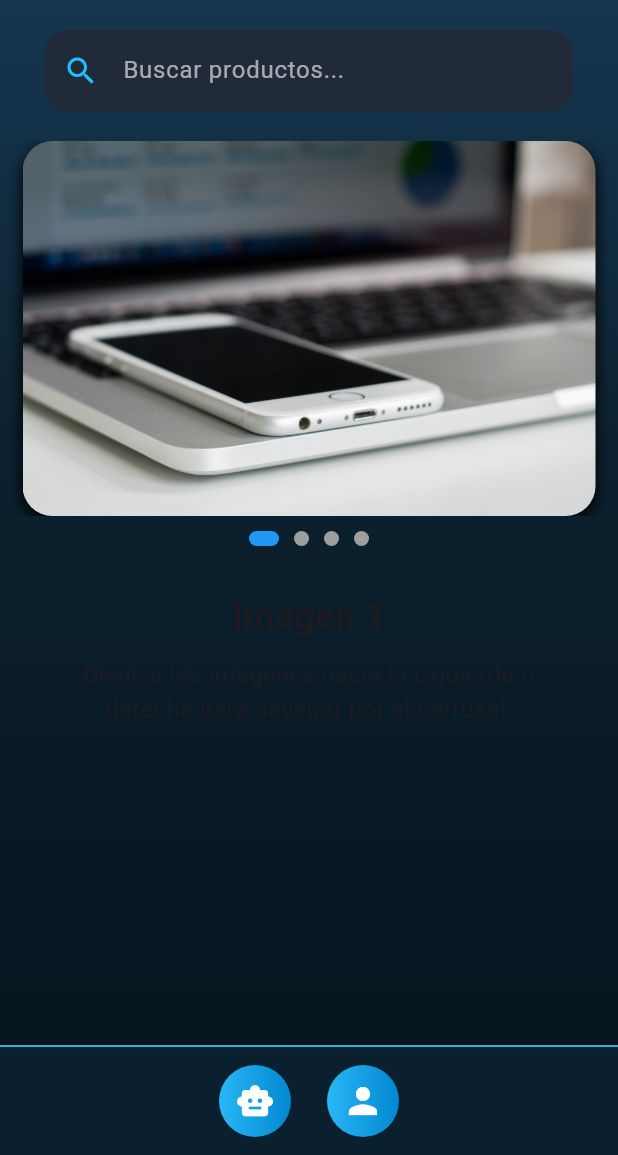
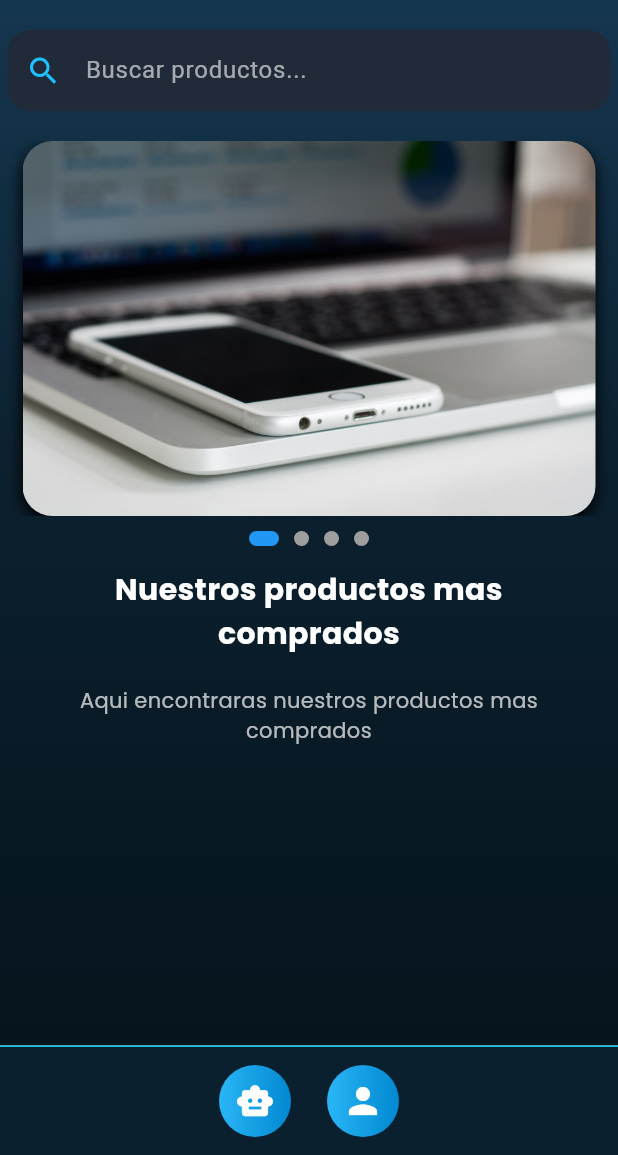
Before and after one commit to jhonjaider438-ship-it/MEGATECH2, a Flutter app: the Homeclie screen opened directly with empty values, on a phone screen of 412 x 824 dp, the part 81-1236 px from its top. Run offline on Flutter 3.47's test engine with Material 3 defaults, Android fonts, the phone set to English and light mode, and no system bars; our stand-ins replace google_fonts, shared_preferences; accounts and stored records are empty.

Commit message:
trabajando en los productos mas vendidos de home de cliente

```diff
--- a/Fronted/fronted/lib/paginas/cliente/components/carrusel.dart
+++ b/Fronted/fronted/lib/paginas/cliente/components/carrusel.dart
@@ -87,25 +87,7 @@ class _CarruselState extends State<Carrusel> {
           }),
         ),
 
-        const SizedBox(height: 30),
-
-        // Título
-        Text(
-          'Imagen ${paginaActual + 1}',
-          style: const TextStyle(fontSize: 24, fontWeight: FontWeight.bold),
-        ),
-
-        const SizedBox(height: 10),
-
-        const Padding(
-          padding: EdgeInsets.symmetric(horizontal: 30),
-          child: Text(
-            'Desliza las imágenes hacia la izquierda o '
-            'derecha para navegar por el carrusel.',
-            textAlign: TextAlign.center,
-            style: TextStyle(fontSize: 16),
-          ),
-        ),
+        const SizedBox(height: 15),
       ],
     );
   }
--- /dev/null
+++ b/Fronted/fronted/lib/paginas/cliente/components/encabesadosinico.dart
@@ -0,0 +1,37 @@
+import 'package:flutter/material.dart';
+import 'package:google_fonts/google_fonts.dart';
+
+class EncabesadoSinIcono extends StatelessWidget {
+  final String title;
+  final String subtitle;
+
+  const EncabesadoSinIcono({
+    super.key,
+    required this.title,
+    required this.subtitle,
+  });
+
+  @override
+  Widget build(BuildContext context) {
+    return Column(
+      crossAxisAlignment: CrossAxisAlignment.start,
+      children: [
+        Text(
+          title,
+          textAlign: TextAlign.center,
+          style: GoogleFonts.poppins(
+            color: Colors.white,
+            fontSize: 20,
+            fontWeight: FontWeight.bold,
+          ),
+        ),
+        const SizedBox(height: 20),
+        Text(
+          subtitle,
+          textAlign: TextAlign.center,
+          style: GoogleFonts.poppins(color: Colors.white70, fontSize: 14),
+        ),
+      ],
+    );
+  }
+}
--- a/Fronted/fronted/lib/paginas/cliente/homeclie.dart
+++ b/Fronted/fronted/lib/paginas/cliente/homeclie.dart
@@ -3,6 +3,7 @@ import 'package:fronted/components/login/fondo.dart';
 import 'package:fronted/paginas/admin/perfil.dart';
 import 'package:fronted/paginas/admin/widets.dart/barranavega.dart';
 import 'package:fronted/paginas/cliente/components/carrusel.dart';
+import 'package:fronted/paginas/cliente/components/encabesadosinico.dart';
 import 'package:fronted/paginas/cliente/iacliente.dart';
 import 'package:google_fonts/google_fonts.dart';
 
@@ -64,6 +65,7 @@ class _HomeclieState extends State<Homeclie> {
       ),
       body: Fondo(
         child: SafeArea(
+          child: SingleChildScrollView(
             child: Column(
               children: [
                 Padding(
@@ -83,12 +85,14 @@ class _HomeclieState extends State<Homeclie> {
                   ),
                 ),
                 Padding(
-                padding: const EdgeInsets.symmetric(horizontal: 30),
+                  padding: const EdgeInsets.symmetric(horizontal: 5),
                   child: TextField(
                     style: const TextStyle(color: Colors.white),
                     decoration: InputDecoration(
                       hintText: 'Buscar productos...',
-                    hintStyle: TextStyle(color: Colors.white.withOpacity(0.6)),
+                      hintStyle: TextStyle(
+                        color: Colors.white.withOpacity(0.6),
+                      ),
                       prefixIcon: const Icon(
                         Icons.search,
                         color: Color(0xFF20BFFF),
@@ -111,7 +115,21 @@ class _HomeclieState extends State<Homeclie> {
                   ),
                 ),
                 const Carrusel(),
+                Padding(
+                  padding: const EdgeInsets.only(
+                    left: 15,
+                    right: 15,
+                    top: 0,
+                    bottom: 15,
+                  ),
+                  child: EncabesadoSinIcono(
+                    title: 'Nuestros productos mas comprados',
+                    subtitle:
+                        'Aqui encontraras nuestros productos mas comprados',
+                  ),
+                ),
               ],
+            ),
           ),
         ),
       ),
```
Also changed, not shown: Fronted/fronted/lib/paginas/bienvenida.dart (+10 -1 lines), Fronted/fronted/lib/paginas/screen/register.dart (+30 -91 lines), Fronted/fronted/lib/model/codigoverificacion.dart (line endings or trailing spaces), 1 other file. Lines whose indentation alone changed are shown as unchanged.
